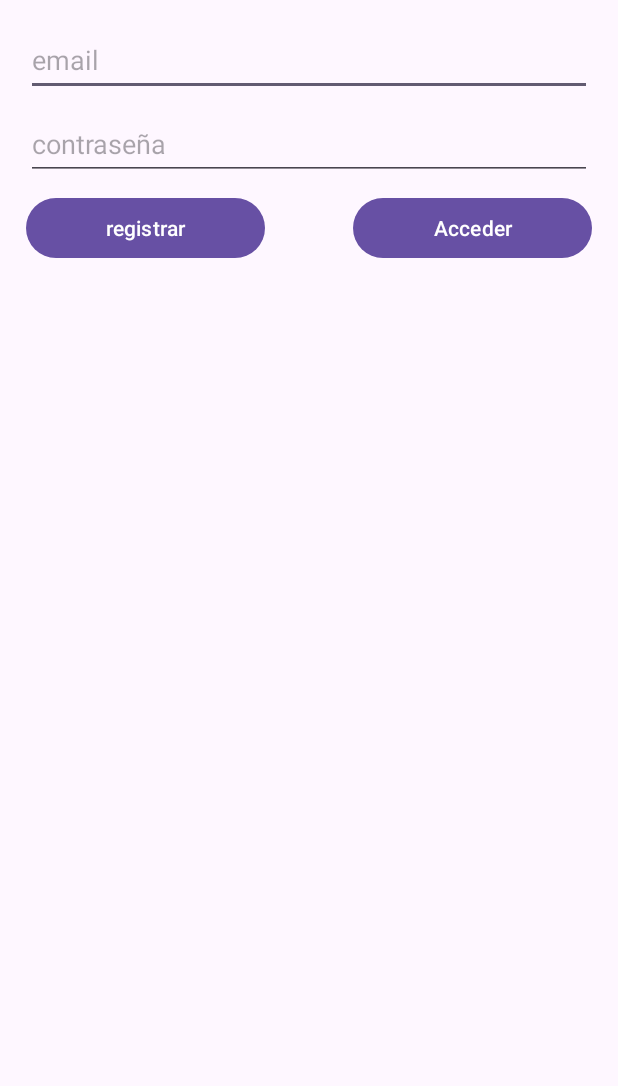
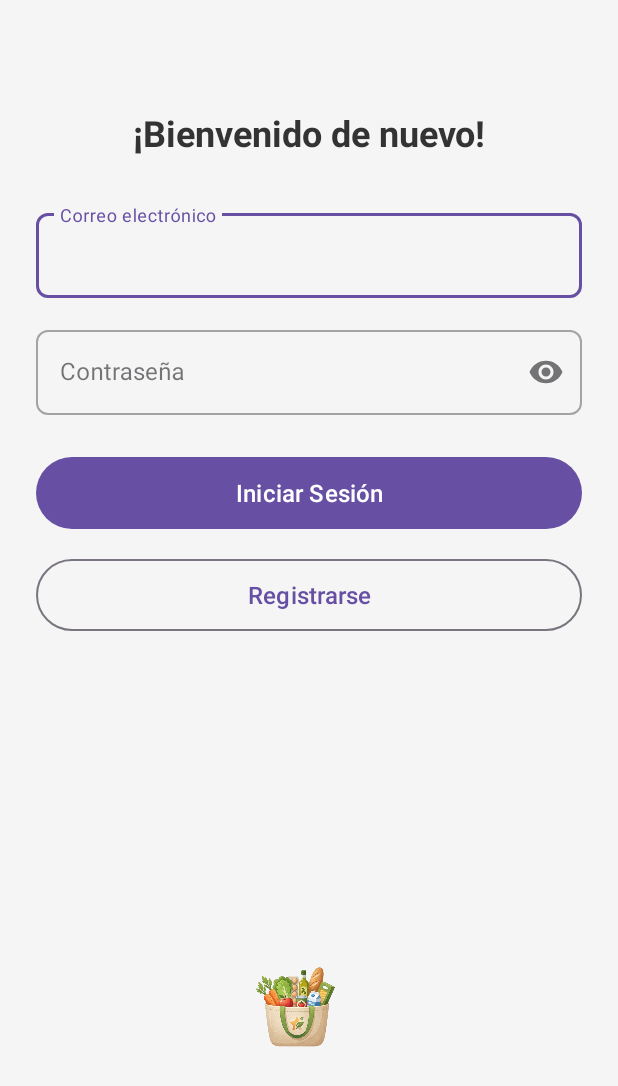
Before and after one commit to angelma7/Proyecto, an Android app: the screen it shows after launch (LoginActivity), on a phone screen of 412 x 824 dp. Shown: the top 1086 px of the screen. Run offline under Robolectric (Android 15) with nearby library versions, the phone set to English and light mode, and no system bars; our stand-ins replace Firebase (no records; nobody signed in at launch, a user with empty details on screens opened directly).

Commit message:
Login actualizado

```diff
--- a/app/src/main/res/layout/activity_login.xml
+++ b/app/src/main/res/layout/activity_login.xml
@@ -2,77 +2,110 @@
 <androidx.constraintlayout.widget.ConstraintLayout xmlns:android="http://schemas.android.com/apk/res/android"
     xmlns:app="http://schemas.android.com/apk/res-auto"
     xmlns:tools="http://schemas.android.com/tools"
-    android:id="@+id/main"
     android:layout_width="match_parent"
     android:layout_height="match_parent"
-    tools:context=".LoginActivity" >
+    android:background="#F5F5F5"
+    android:padding="24dp"
+    tools:context=".LoginActivity">
 
-    <androidx.constraintlayout.widget.ConstraintLayout
-        android:layout_width="409dp"
-        android:layout_height="729dp"
+    <!-- Título o Cabecera -->
+    <TextView
+        android:id="@+id/tvTituloLogin"
+        android:layout_width="wrap_content"
+        android:layout_height="wrap_content"
+        android:layout_marginTop="48dp"
+        android:text="¡Bienvenido de nuevo!"
+        android:textColor="#333333"
+        android:textSize="24sp"
+        android:textStyle="bold"
         app:layout_constraintEnd_toEndOf="parent"
         app:layout_constraintStart_toStartOf="parent"
-        app:layout_constraintTop_toTopOf="parent">
+        app:layout_constraintTop_toTopOf="parent" />
 
-        <LinearLayout
+    <!-- Campo de Correo Electrónico (Material Design) -->
+    <com.google.android.material.textfield.TextInputLayout
+        android:id="@+id/tilEmail"
+        style="@style/Widget.MaterialComponents.TextInputLayout.OutlinedBox"
         android:layout_width="0dp"
         android:layout_height="wrap_content"
-            android:layout_marginStart="16dp"
-            android:layout_marginTop="16dp"
-            android:layout_marginEnd="16dp"
-            android:orientation="vertical"
+        android:layout_marginTop="32dp"
+        app:boxCornerRadiusBottomEnd="8dp"
+        app:boxCornerRadiusBottomStart="8dp"
+        app:boxCornerRadiusTopEnd="8dp"
+        app:boxCornerRadiusTopStart="8dp"
         app:layout_constraintEnd_toEndOf="parent"
         app:layout_constraintStart_toStartOf="parent"
-            app:layout_constraintTop_toTopOf="parent">
+        app:layout_constraintTop_toBottomOf="@id/tvTituloLogin">
 
-            <EditText
+        <com.google.android.material.textfield.TextInputEditText
             android:id="@+id/editTextTextEmailAddress"
             android:layout_width="match_parent"
-                android:layout_height="48dp"
-                android:ems="10"
-                android:hint="email"
+            android:layout_height="wrap_content"
+            android:hint="Correo electrónico"
             android:inputType="textEmailAddress" />
 
-            <Space
-                android:layout_width="match_parent"
-                android:layout_height="8dp" />
+    </com.google.android.material.textfield.TextInputLayout>
 
-            <EditText
+    <!-- Campo de Contraseña (Material Design con ojito) -->
+    <com.google.android.material.textfield.TextInputLayout
+        android:id="@+id/tilPassword"
+        style="@style/Widget.MaterialComponents.TextInputLayout.OutlinedBox"
+        android:layout_width="0dp"
+        android:layout_height="wrap_content"
+        android:layout_marginTop="16dp"
+        app:boxCornerRadiusBottomEnd="8dp"
+        app:boxCornerRadiusBottomStart="8dp"
+        app:boxCornerRadiusTopEnd="8dp"
+        app:boxCornerRadiusTopStart="8dp"
+        app:endIconMode="password_toggle"
+        app:layout_constraintEnd_toEndOf="parent"
+        app:layout_constraintStart_toStartOf="parent"
+        app:layout_constraintTop_toBottomOf="@id/tilEmail">
+
+        <com.google.android.material.textfield.TextInputEditText
             android:id="@+id/editTextTextPassword"
             android:layout_width="match_parent"
-                android:layout_height="48dp"
-                android:ems="10"
-                android:hint="contraseña"
+            android:layout_height="wrap_content"
+            android:hint="Contraseña"
             android:inputType="textPassword" />
 
-            <Space
-                android:layout_width="match_parent"
-                android:layout_height="8dp" />
+    </com.google.android.material.textfield.TextInputLayout>
 
-            <LinearLayout
-                android:layout_width="match_parent"
-                android:layout_height="match_parent"
-                android:orientation="horizontal">
+    <!-- Botón de Iniciar Sesión -->
+    <Button
+        android:id="@+id/loginbutton"
+        android:layout_width="0dp"
+        android:layout_height="56dp"
+        android:layout_marginTop="24dp"
+        android:text="Iniciar Sesión"
+        android:textSize="16sp"
+        app:layout_constraintEnd_toEndOf="parent"
+        app:layout_constraintStart_toStartOf="parent"
+        app:layout_constraintTop_toBottomOf="@id/tilPassword" />
 
+    <!-- Botón de Registro / Sign Up -->
     <Button
         android:id="@+id/signbutton"
-                    android:layout_width="wrap_content"
-                    android:layout_height="wrap_content"
-                    android:layout_weight="1"
-                    android:text="registrar" />
+        style="?attr/materialButtonOutlinedStyle"
+        android:layout_width="0dp"
+        android:layout_height="56dp"
+        android:layout_marginTop="12dp"
+        android:text="Registrarse"
+        android:textSize="16sp"
+        app:layout_constraintEnd_toEndOf="parent"
+        app:layout_constraintStart_toStartOf="parent"
+        app:layout_constraintTop_toBottomOf="@id/loginbutton" />
 
-                <Space
-                    android:layout_width="wrap_content"
-                    android:layout_height="wrap_content"
-                    android:layout_weight="1" />
+    <!-- Imagen decorativa abajo del todo -->
+    <ImageView
+        android:id="@+id/ivLoginImage"
+        android:layout_width="172dp"
+        android:layout_height="171dp"
+        android:layout_marginBottom="36dp"
+        android:src="@drawable/logo_app"
+        app:layout_constraintBottom_toBottomOf="parent"
+        app:layout_constraintEnd_toEndOf="parent"
+        app:layout_constraintHorizontal_bias="0.458"
+        app:layout_constraintStart_toStartOf="parent" />
 
-                <Button
-                    android:id="@+id/loginbutton"
-                    android:layout_width="wrap_content"
-                    android:layout_height="wrap_content"
-                    android:layout_weight="1"
-                    android:text="Acceder" />
-            </LinearLayout>
-        </LinearLayout>
 </androidx.constraintlayout.widget.ConstraintLayout>
-</androidx.constraintlayout.widget.ConstraintLayout>
```
Also changed, not shown: app/src/main/java/com/example/firebase_angelma67/SplashActivity.kt (added, +25 -0 lines), app/src/main/res/layout/activity_main.xml (+101 -24 lines), app/src/main/res/layout/activity_splash.xml (added, +22 -0 lines), app/src/main/res/drawable/logo_app.png (added), gradle/wrapper/gradle-wrapper.properties. Lines whose indentation alone changed are shown as unchanged.
